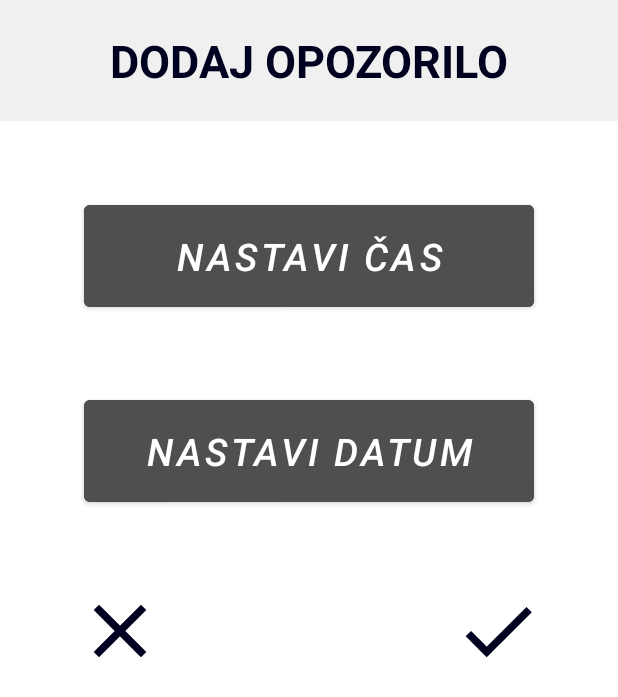
After one commit to domenkl/WeatherApp, an Android app: the layout add_alert_popup.xml on its own in the app's theme, with its tools: preview values and no code run, on a phone screen of 412 x 824 dp. The commit adds this screen. Shown: the top 697 px of the screen. Run offline under Robolectric (Android 15) with nearby library versions, the phone set to English and light mode, and no system bars.

Commit message:
Add addAlertPopup layout, add color and strings for alerts

```diff
--- /dev/null
+++ b/app/src/main/res/layout/add_alert_popup.xml
@@ -0,0 +1,68 @@
+<?xml version="1.0" encoding="utf-8"?>
+<RelativeLayout xmlns:android="http://schemas.android.com/apk/res/android"
+    xmlns:app="http://schemas.android.com/apk/res-auto"
+    android:layout_width="match_parent"
+    android:layout_height="match_parent">
+
+    <TextView
+        android:id="@+id/add_alert_text"
+        android:layout_width="match_parent"
+        android:layout_height="wrap_content"
+        android:background="@color/lightGrey"
+        android:paddingVertical="20dp"
+        android:text="@string/add_alert"
+        android:textAlignment="center"
+        android:textAllCaps="true"
+        android:textColor="@color/veryDarkBlue"
+        android:textSize="30sp"
+        android:textStyle="bold" />
+
+    <Button
+        android:id="@+id/set_alert_time"
+        android:layout_width="300dp"
+        android:layout_height="80dp"
+        android:layout_below="@id/add_alert_text"
+        android:layout_centerHorizontal="true"
+        android:layout_marginTop="50dp"
+        android:backgroundTint="@color/darkGrey"
+        android:text="@string/set_alert_time"
+        android:textColor="@color/white"
+        android:textSize="25sp"
+        android:textStyle="italic" />
+
+    <Button
+        android:id="@+id/set_alert_date"
+        android:layout_width="300dp"
+        android:layout_height="80dp"
+        android:layout_below="@id/set_alert_time"
+        android:layout_centerHorizontal="true"
+        android:layout_marginTop="50dp"
+        android:backgroundTint="@color/darkGrey"
+        android:text="@string/set_alert_date"
+        android:textSize="25sp"
+        android:textStyle="italic" />
+
+    <Button
+        android:id="@+id/cancel_alert"
+        android:layout_width="60dp"
+        android:layout_height="60dp"
+        android:layout_below="@id/set_alert_date"
+        android:layout_marginStart="50dp"
+        android:layout_marginTop="50dp"
+        android:background="@drawable/ic_cross"
+        app:backgroundTint="@null"
+        app:drawableTint="@color/veryDarkBlue" />
+
+    <Button
+        android:id="@+id/save_alert"
+        android:layout_width="60dp"
+        android:layout_height="60dp"
+        android:layout_below="@id/set_alert_date"
+        android:layout_alignParentEnd="true"
+        android:layout_marginTop="50dp"
+        android:layout_marginEnd="50dp"
+        android:background="@drawable/ic_tick"
+        android:backgroundTint="@color/veryDarkBlue"
+        app:backgroundTint="@null"
+        app:drawableTint="@color/veryDarkBlue" />
+</RelativeLayout>
--- a/app/src/main/res/values/colors.xml
+++ b/app/src/main/res/values/colors.xml
@@ -12,4 +12,5 @@
     <color name="lightGrey">#f0f0f0</color>
     <color name="darkGrey">#4f4f4f</color>
     <color name="transparent">#00FFFFFF</color>
+    <color name="veryDarkBlue">#00011f</color>
 </resources>
--- a/app/src/main/res/values/strings.xml
+++ b/app/src/main/res/values/strings.xml
@@ -17,4 +17,9 @@
     <string name="alerts">Opozorila</string>
     <string name="off">Ugasni</string>
     <string name="on">Vklopi</string>
+    <string name="add_alert">Dodaj opozorilo</string>
+    <string name="set_alert_time">Nastavi čas</string>
+    <string name="set_alert_date">Nastavi datum</string>
+    <string name="select_time">Izberite čas</string>
+    <string name="select_date">Izberite datum</string>
 </resources>
```
